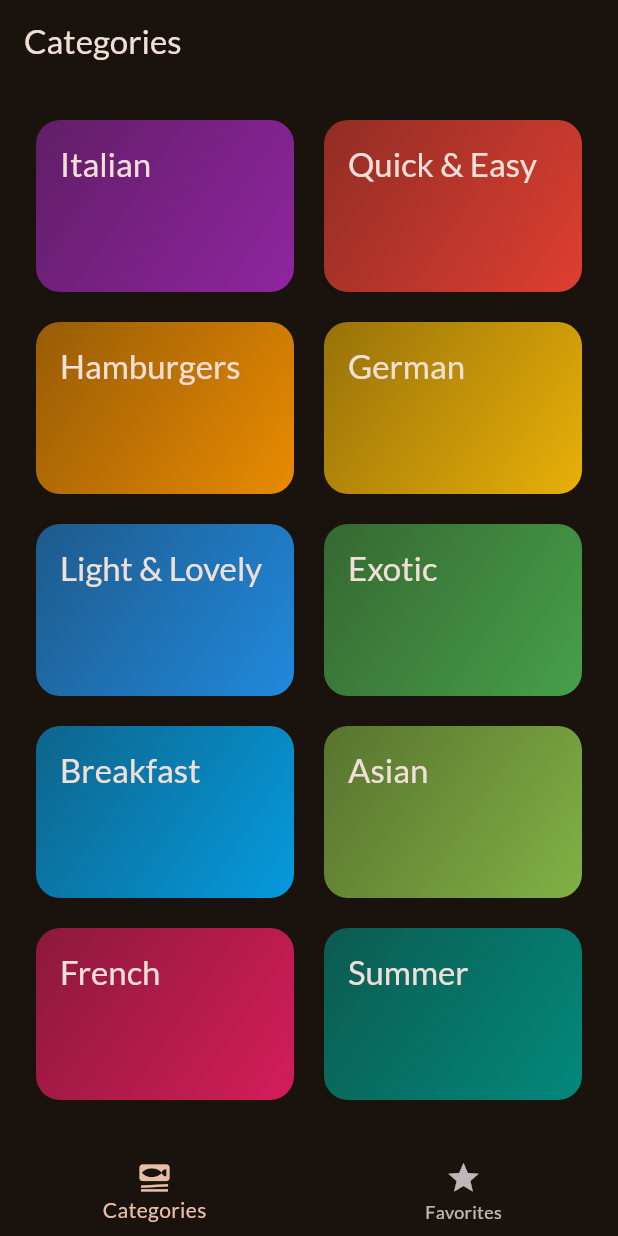
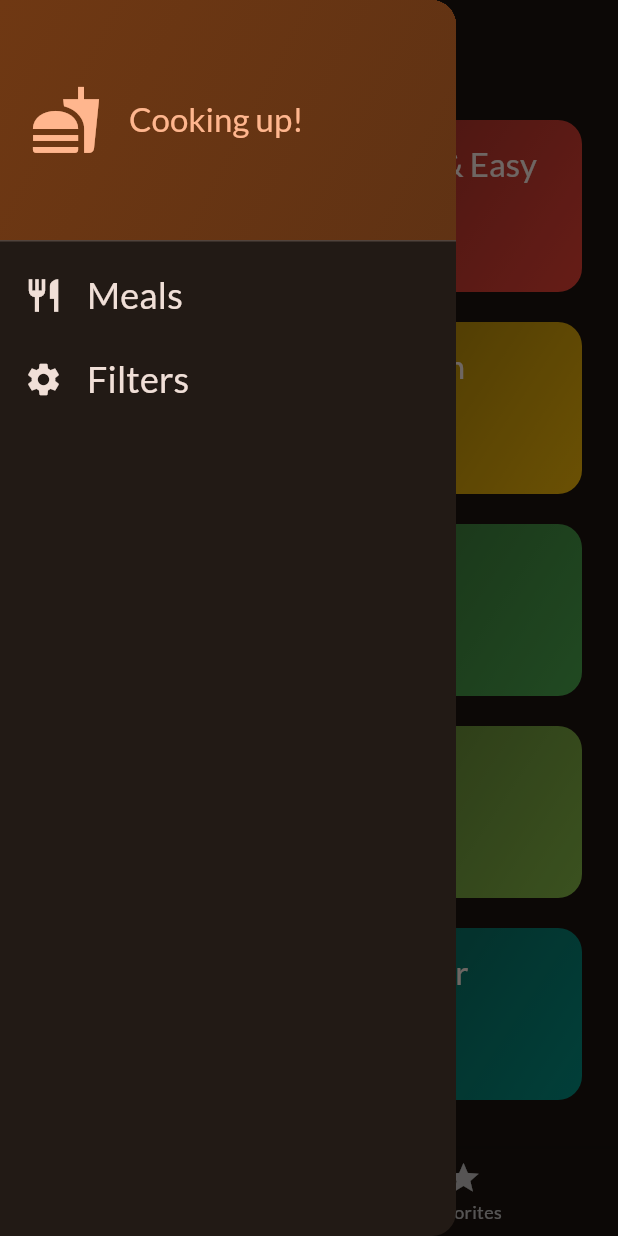
Before and after one commit to bryanmsombra27/proyectos-de-flutter, a Flutter app: the screen it shows after launch, with the side drawer open (before the commit the screen has no drawer), on a phone screen of 412 x 824 dp. Run offline on Flutter 3.47's test engine with Material 3 defaults, Android fonts, the light colour scheme and no system bars; our stand-ins replace google_fonts, transparent_image.

Commit message:
adding drawing navigation

```diff
--- a/lib/pages/tabs.dart
+++ b/lib/pages/tabs.dart
@@ -1,6 +1,7 @@
 import 'package:flutter/material.dart';
 import 'package:projects_2/models/meal.dart';
 import 'package:projects_2/pages/index.dart';
+import 'package:projects_2/widgets/index.dart';
 
 class Tabs extends StatefulWidget {
   const Tabs({super.key});
@@ -59,7 +60,15 @@ class _TabsState extends State<Tabs> {
       activePageTitle = "Favorites";
     }
 
+    void _setScreen(String identifier) {
+      if (identifier == "filters") {
+      } else {
+        Navigator.of(context).pop();
+      }
+    }
+
     return Scaffold(
+      drawer: MainDrawer(onSelectScreen: _setScreen),
       appBar: AppBar(title: Text(activePageTitle)),
       body: activePage,
       bottomNavigationBar: BottomNavigationBar(
--- a/lib/widgets/index.dart
+++ b/lib/widgets/index.dart
@@ -1,3 +1,4 @@
 export "category_grid_item.dart";
 export "meal_item.dart";
 export "meal_item_trait.dart";
+export "main_drawer.dart";
--- /dev/null
+++ b/lib/widgets/main_drawer.dart
@@ -0,0 +1,80 @@
+import 'package:flutter/material.dart';
+
+class MainDrawer extends StatelessWidget {
+  final void Function(String identifier) onSelectScreen;
+
+  const MainDrawer({super.key, required this.onSelectScreen});
+
+  @override
+  Widget build(BuildContext context) {
+    final colorScheme = Theme.of(context).colorScheme;
+    final textTheme = Theme.of(context).textTheme;
+
+    return Drawer(
+      child: Column(
+        children: [
+          DrawerHeader(
+            decoration: BoxDecoration(
+              gradient: LinearGradient(
+                colors: [
+                  colorScheme.primaryContainer,
+                  colorScheme.primaryContainer.withValues(alpha: .8),
+                ],
+                begin: Alignment.topLeft,
+                end: Alignment.bottomRight,
+              ),
+            ),
+            padding: EdgeInsetsGeometry.all(20),
+            child: Row(
+              children: [
+                Icon(Icons.fastfood, size: 48, color: colorScheme.primary),
+                SizedBox(width: 18),
+                Text(
+                  "Cooking up!",
+                  style: textTheme.titleLarge!.copyWith(
+                    color: colorScheme.primary,
+                  ),
+                ),
+              ],
+            ),
+          ),
+          ListTile(
+            leading: Icon(
+              Icons.restaurant,
+              size: 26,
+              color: colorScheme.onSurface,
+            ),
+            title: Text(
+              "Meals",
+              style: textTheme.titleSmall!.copyWith(
+                color: colorScheme.onSurface,
+                fontSize: 24,
+              ),
+            ),
+            onTap: () {
+              onSelectScreen("meals");
+            },
+          ),
+          ListTile(
+            leading: Icon(
+              Icons.settings,
+              size: 26,
+              color: colorScheme.onSurface,
+            ),
+            title: Text(
+              "Filters",
+              style: textTheme.titleSmall!.copyWith(
+                color: colorScheme.onSurface,
+                fontSize: 24,
+              ),
+            ),
+            onTap: () {
+              onSelectScreen("filters");
+              // Navigator.of(context).push(route)
+            },
+          ),
+        ],
+      ),
+    );
+  }
+}
```
